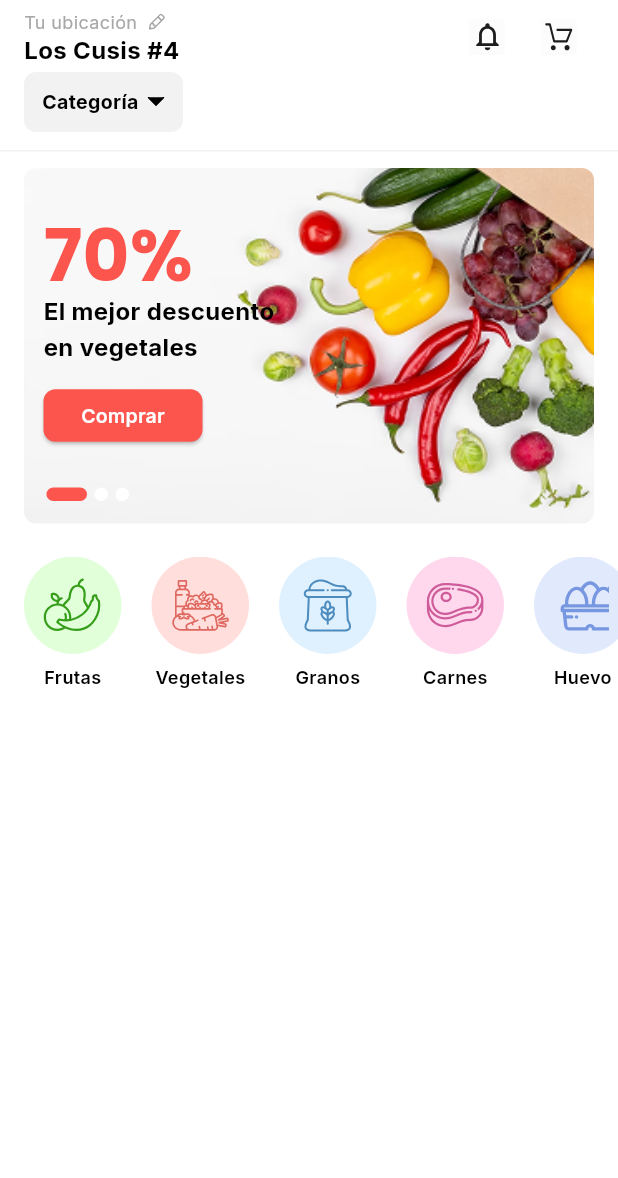
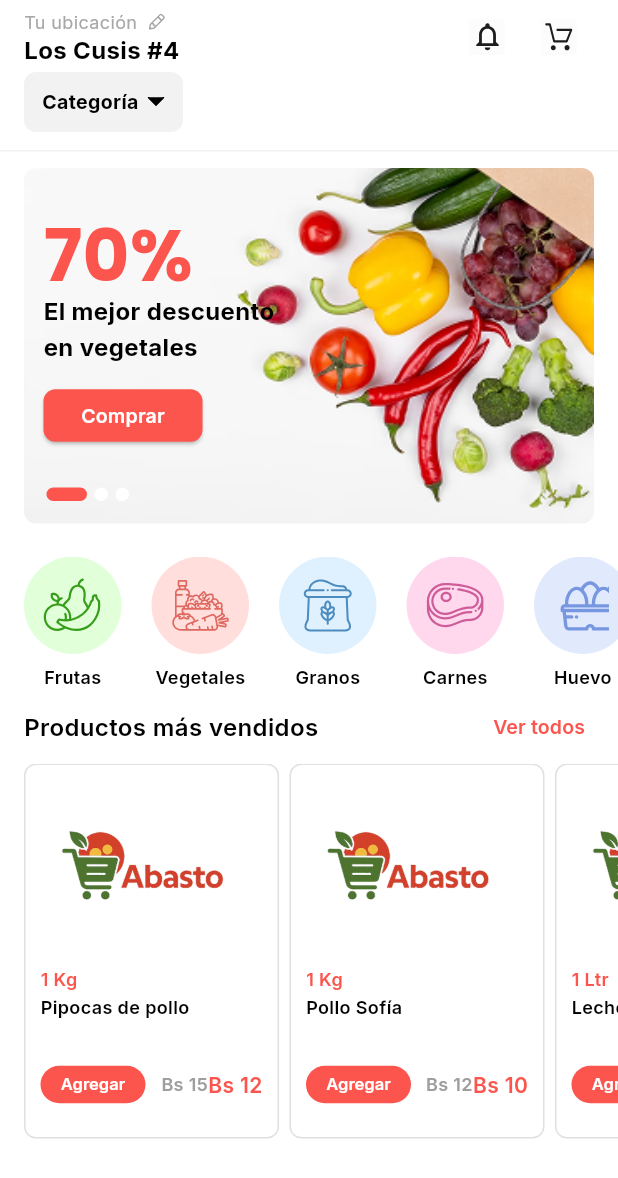
Before and after one commit to rojb/abasto, a Flutter app: the screen it shows after launch, on a phone screen of 412 x 824 dp. Shown: the top 1178 px of the screen. Run offline on Flutter 3.47's test engine with Material 3 defaults, Android fonts, the phone set to English and light mode, and no system bars; drawn by our look-alikes of smooth_page_indicator; our stand-ins replace flutter_svg, google_fonts.

Commit message:
feat(ui): implementar ProductSection

```diff
--- a/lib/config/theme/app_text_styles.dart
+++ b/lib/config/theme/app_text_styles.dart
@@ -1,6 +1,6 @@
+import 'package:flutter/material.dart';
 import 'package:google_fonts/google_fonts.dart';
 import 'app_colors.dart';
-import 'package:flutter/material.dart';
 
 class AppTextStyles {
   /* Inputs */
@@ -96,4 +96,41 @@ class AppTextStyles {
     color: AppColors.black,
     height: 0.4,
   );
+
+  /* Product card */
+  static final productCardTitle = GoogleFonts.inter(
+    fontSize: 12,
+    fontWeight: FontWeight.w600,
+    color: AppColors.primary,
+    height: 1.25,
+  );
+
+  static final productCardName = GoogleFonts.inter(
+    fontSize: 12,
+    fontWeight: FontWeight.w600,
+    color: AppColors.black,
+    height: 1.25,
+  );
+
+  static final productCardButton = GoogleFonts.inter(
+    fontSize: 11,
+    fontWeight: FontWeight.w600,
+    letterSpacing: 0,
+    color: AppColors.black,
+    height: 1.18,
+  );
+
+  static final productCardPrice = GoogleFonts.inter(
+    fontSize: 14,
+    fontWeight: FontWeight.w600,
+    color: AppColors.primary,
+    height: 1.07,
+  );
+
+  static final productCardOldPrice = GoogleFonts.inter(
+    fontSize: 12,
+    fontWeight: FontWeight.w600,
+    color: AppColors.grey700,
+    height: 1.25,
+  );
 }
--- /dev/null
+++ b/lib/infrastructure/models/product_model.dart
@@ -0,0 +1,15 @@
+class ProductModel {
+  final String name;
+  final String imageUrl;
+  final String unitMeasure;
+  final double price;
+  final double discountPrice;
+
+  ProductModel({
+    required this.name,
+    required this.imageUrl,
+    required this.unitMeasure,
+    required this.price,
+    this.discountPrice = 0,
+  });
+}
--- a/lib/presentation/pages/home_page.dart
+++ b/lib/presentation/pages/home_page.dart
@@ -1,17 +1,45 @@
-import 'package:abasto/presentation/widgets/category_banner_list.dart';
-import 'package:abasto/presentation/widgets/shared/custom_app_bar.dart';
 import 'package:flutter/material.dart';
 
+import '../../config/constants/app_images.dart';
 import '../../config/theme/app_colors.dart';
+import '../../infrastructure/models/product_model.dart';
+import '../../presentation/widgets/category_banner_list.dart';
 import '../widgets/products_carrousel.dart';
+import '../../presentation/widgets/shared/custom_app_bar.dart';
+import '../../presentation/widgets/product_section.dart';
 
 class HomePage extends StatelessWidget {
   const HomePage({super.key});
 
   @override
   Widget build(BuildContext context) {
+    final List<ProductModel> bestSellingProducts = [
+      ProductModel(
+        name: "Pipocas de pollo",
+        imageUrl: AppImages.logo,
+        unitMeasure: "1 Kg",
+        price: 15,
+        discountPrice: 12,
+      ),
+      ProductModel(
+        name: "Pollo Sofía",
+        imageUrl: AppImages.logo,
+        unitMeasure: "1 Kg",
+        price: 12,
+        discountPrice: 10,
+      ),
+      ProductModel(
+        name: "Leche PIL",
+        imageUrl: AppImages.logo,
+        unitMeasure: "1 Ltr",
+        price: 10,
+        discountPrice: 8.99,
+      ),
+    ];
+
     return Scaffold(
       body: SafeArea(
+        child: SingleChildScrollView(
           child: Column(
             mainAxisAlignment: MainAxisAlignment.start,
             crossAxisAlignment: CrossAxisAlignment.start,
@@ -33,7 +61,15 @@ class HomePage extends StatelessWidget {
                 padding: EdgeInsetsGeometry.only(left: 16),
                 child: CategoryBannerList(),
               ),
+              Padding(
+                padding: EdgeInsetsGeometry.only(left: 16),
+                child: ProductSection(
+                  title: 'Productos más vendidos',
+                  products: bestSellingProducts,
+                ),
+              ),
             ],
+          ),
         ),
       ),
     );
--- /dev/null
+++ b/lib/presentation/widgets/main_page_product_card.dart
@@ -0,0 +1,82 @@
+import 'package:abasto/config/theme/app_colors.dart';
+import 'package:abasto/config/theme/app_text_styles.dart';
+import 'package:abasto/presentation/widgets/price_indicator.dart';
+import 'package:flutter/material.dart';
+
+class MainPageProductCard extends StatelessWidget {
+  final String imageUrl;
+  final String unitMeasure;
+  final String name;
+  final double price;
+  final double discountPrice;
+
+  const MainPageProductCard({
+    super.key,
+    required this.imageUrl,
+    required this.unitMeasure,
+    required this.name,
+    required this.price,
+    this.discountPrice = 0,
+  });
+
+  @override
+  Widget build(BuildContext context) {
+    return Container(
+      width: 170,
+      padding: const EdgeInsets.all(10),
+      decoration: BoxDecoration(
+        borderRadius: BorderRadius.circular(8),
+        border: BoxBorder.all(
+          color: AppColors.grey300,
+          width: 1,
+          style: BorderStyle.solid,
+        ),
+      ),
+      child: Column(
+        crossAxisAlignment: CrossAxisAlignment.start,
+        children: [
+          Container(
+            decoration: BoxDecoration(borderRadius: BorderRadius.circular(8)),
+            height: 120,
+            width: 136,
+            child: Image.asset(imageUrl, fit: BoxFit.cover),
+          ),
+          Padding(
+            padding: EdgeInsetsGeometry.only(top: 5),
+            child: Text(unitMeasure, style: AppTextStyles.productCardTitle),
+          ),
+          Padding(
+            padding: EdgeInsetsGeometry.only(top: 4),
+            child: Text(name, style: AppTextStyles.productCardName),
+          ),
+          Padding(
+            padding: EdgeInsetsGeometry.only(top: 20),
+            child: Row(
+              mainAxisAlignment: MainAxisAlignment.spaceBetween,
+              crossAxisAlignment: CrossAxisAlignment.center,
+              children: [
+                FilledButton(
+                  style: FilledButton.styleFrom(
+                    elevation: 0,
+                    backgroundColor: AppColors.primary,
+                    foregroundColor: AppColors.white,
+
+                    textStyle: AppTextStyles.productCardButton,
+                    minimumSize: const Size(70, 25),
+                    padding: EdgeInsets.all(0),
+                    shape: RoundedRectangleBorder(
+                      borderRadius: BorderRadius.circular(50),
+                    ),
+                  ),
+                  onPressed: () {},
+                  child: Text('Agregar'),
+                ),
+                PriceIndicator(price: price, discountPrice: discountPrice),
+              ],
+            ),
+          ),
+        ],
+      ),
+    );
+  }
+}
--- /dev/null
+++ b/lib/presentation/widgets/price_indicator.dart
@@ -0,0 +1,38 @@
+import 'package:flutter/material.dart';
+import 'package:intl/intl.dart';
+import 'package:abasto/config/theme/app_text_styles.dart';
+
+class PriceIndicator extends StatelessWidget {
+  final double price;
+  final double discountPrice;
+  const PriceIndicator({
+    super.key,
+    required this.price,
+    required this.discountPrice,
+  });
+
+  @override
+  Widget build(BuildContext context) {
+    final formatter = NumberFormat("#,##");
+    return Container(
+      child: (discountPrice > 0)
+          ? Row(
+              mainAxisAlignment: MainAxisAlignment.start,
+              children: [
+                Text(
+                  "Bs ${formatter.format(price)}",
+                  style: AppTextStyles.productCardOldPrice,
+                ),
+                Text(
+                  "Bs ${formatter.format(discountPrice)}",
+                  style: AppTextStyles.productCardPrice,
+                ),
+              ],
+            )
+          : Text(
+              "Bs ${formatter.format(price)}",
+              style: AppTextStyles.productCardPrice,
+            ),
+    );
+  }
+}
--- /dev/null
+++ b/lib/presentation/widgets/product_section.dart
@@ -0,0 +1,58 @@
+import 'package:flutter/material.dart';
+
+import '../../config/theme/app_text_styles.dart';
+import '../../infrastructure/models/product_model.dart';
+import '../../presentation/widgets/main_page_product_card.dart';
+
+class ProductSection extends StatelessWidget {
+  final List<ProductModel> products;
+  final String title;
+  const ProductSection({
+    super.key,
+    this.products = const [],
+    required this.title,
+  });
+
+  @override
+  Widget build(BuildContext context) {
+    return Column(
+      children: [
+        Padding(
+          padding: const EdgeInsets.only(right: 10),
+          child: Row(
+            mainAxisAlignment: MainAxisAlignment.spaceBetween,
+            children: [
+              Text(title, style: AppTextStyles.mainSectionHeadline),
+              TextButton(
+                onPressed: () {},
+                child: Text(
+                  "Ver todos",
+                  style: AppTextStyles.mainSectionOption,
+                ),
+              ),
+            ],
+          ),
+        ),
+        SizedBox(
+          height: 250,
+
+          child: ListView.separated(
+            scrollDirection: Axis.horizontal,
+            itemCount: products.length,
+            separatorBuilder: (_, __) => const SizedBox(width: 7),
+            itemBuilder: (context, index) {
+              final product = products[index];
+              return MainPageProductCard(
+                name: product.name,
+                imageUrl: product.imageUrl,
+                price: product.price,
+                unitMeasure: product.unitMeasure,
+                discountPrice: product.discountPrice,
+              );
+            },
+          ),
+        ),
+      ],
+    );
+  }
+}
--- /dev/null
+++ b/lib/presentation/widgets/secondary_product_banner.dart
@@ -0,0 +1,62 @@
+import 'package:abasto/config/theme/app_colors.dart';
+import 'package:abasto/config/theme/app_text_styles.dart';
+import 'package:flutter/material.dart';
+
+class SecondaryProductBanner extends StatelessWidget {
+  final String title;
+  final String description;
+  final String imageUrl;
+  const SecondaryProductBanner({
+    super.key,
+    required this.title,
+    required this.description,
+    required this.imageUrl,
+  });
+
+  @override
+  Widget build(BuildContext context) {
+    return SizedBox(
+      height: 193,
+      width: 301,
+      child: Stack(
+        children: [
+          Positioned.fill(child: Image.asset(imageUrl, fit: BoxFit.cover)),
+          Positioned(
+            top: 52,
+            right: 42,
+            child: Column(
+              crossAxisAlignment: CrossAxisAlignment.center,
+              children: [
+                Text(title, style: AppTextStyles.mainPromoCardTitle),
+                Container(
+                  constraints: BoxConstraints(maxWidth: 164),
+                  child: Text(
+                    description,
+                    style: AppTextStyles.mainPromoCardDescription,
+                  ),
+                ),
+                const SizedBox(height: 9),
+                ElevatedButton(
+                  onPressed: () {},
+                  style: ElevatedButton.styleFrom(
+                    backgroundColor: AppColors.primary,
+                    foregroundColor: AppColors.white,
+                    minimumSize: const Size(98, 33),
+                    padding: EdgeInsets.all(0),
+                    shape: RoundedRectangleBorder(
+                      borderRadius: BorderRadius.circular(50),
+                    ),
+                  ),
+                  child: Text(
+                    'Comprar',
+                    style: AppTextStyles.mainPromoCardButton,
+                  ),
+                ),
+              ],
+            ),
+          ),
+        ],
+      ),
+    );
+  }
+}
--- a/pubspec.yaml
+++ b/pubspec.yaml
@@ -33,6 +33,7 @@ dependencies:
     sdk: flutter
   flutter_svg: ^2.2.1
   google_fonts: ^6.3.2
+  intl: ^0.20.2
   smooth_page_indicator: ^1.2.1
 
 dev_dependencies:
```
Also changed, not shown: pubspec.lock. Lines whose indentation alone changed are shown as unchanged.
